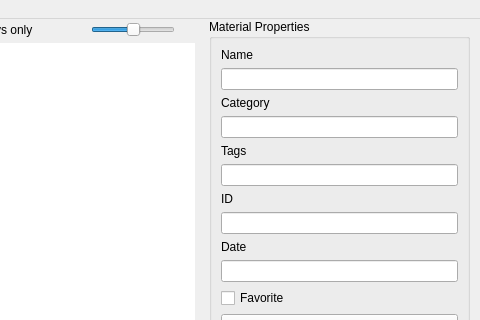
Before: the Qt Designer form scripts/python/matlib/ui/matlib.ui in eglaubauf/egMatLib, drawn with Qt 5; both pictures show x 320 to 800 and y 0 to 320 of the 800 by 821 pixel window.
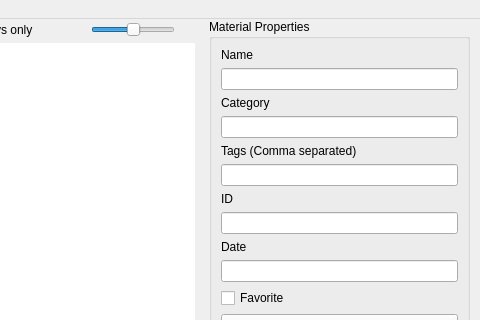
After: the same form once the commit is applied. Custom widgets are drawn as their Qt base class.

Commit message: Update UI with Tooltips

The edit to the form file:
```diff
--- a/scripts/python/matlib/ui/matlib.ui
+++ b/scripts/python/matlib/ui/matlib.ui
@@ -406,8 +406,8 @@
             <rect>
              <x>0</x>
              <y>0</y>
-             <width>250</width>
-             <height>794</height>
+             <width>276</width>
+             <height>788</height>
             </rect>
            </property>
            <property name="acceptDrops">
@@ -480,7 +480,7 @@
                  <item>
                   <widget class="QLabel" name="Tags">
                    <property name="text">
-                    <string>Tags</string>
+                    <string>Tags (Comma separated)</string>
                    </property>
                   </widget>
                  </item>
```
Left out of the diff: 81 changed lines with no effect on the pictures. The commit also changes 1 other file.
